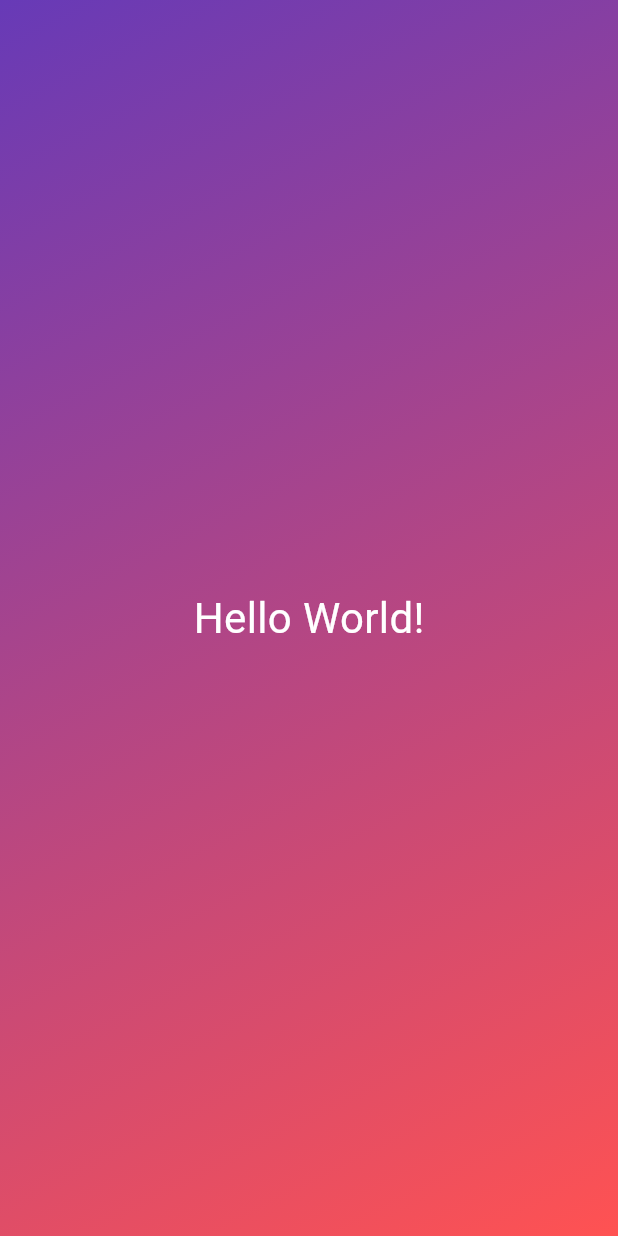
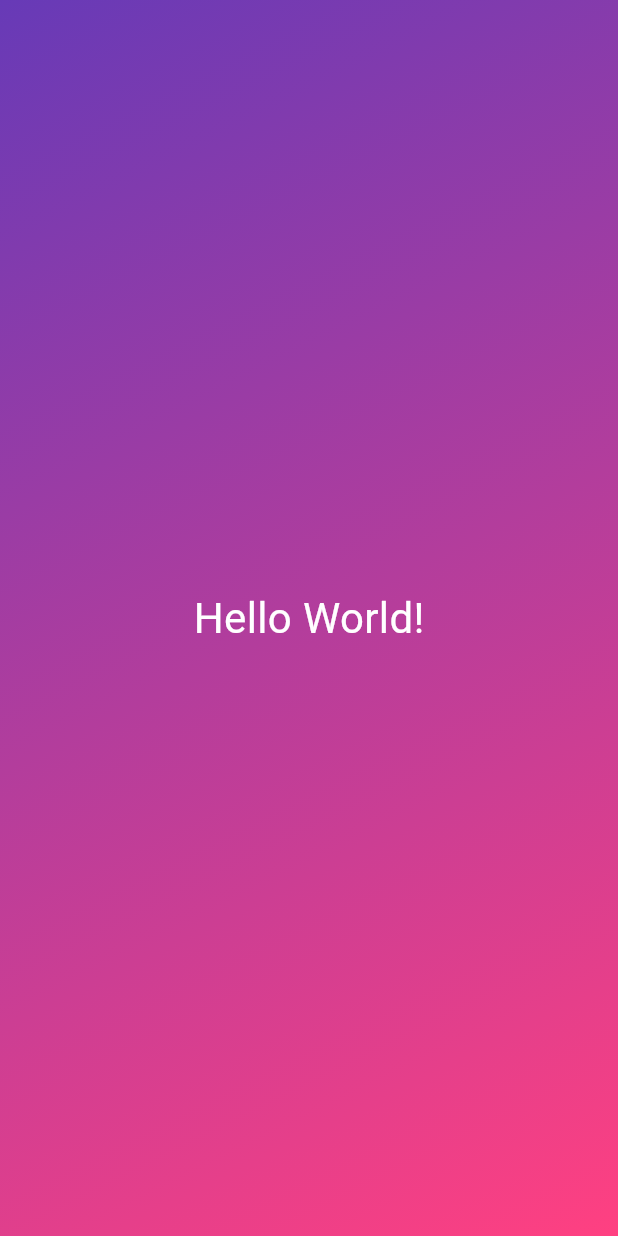
Before and after one commit to prechak/flutter_first_app, a Flutter app: the screen it shows after launch, on a phone screen of 412 x 824 dp. Run offline on Flutter 3.47's test engine with Material 3 defaults, Android fonts, the phone set to English and light mode, and no system bars.

Commit message:
feat: try to add reuseable widget

```diff
--- a/lib/gradient_container.dart
+++ b/lib/gradient_container.dart
@@ -1,23 +1,47 @@
 import 'package:flutter/material.dart';
 import 'package:first_app/styled_text.dart';
 
+const startAlignment = Alignment.topLeft;
+const endAlignment = Alignment.bottomRight;
+
 class GradientContainer extends StatelessWidget {
-  const GradientContainer({super.key});
+  const GradientContainer(this.color1, this.color2, {super.key});
+
+  final Color color1;
+  final Color color2;
 
   @override
   Widget build(context) {
     return Container(
-      decoration: const BoxDecoration(
+      decoration: BoxDecoration(
         gradient: LinearGradient(
-          colors: [
-            Colors.deepPurple,
-            Colors.redAccent,
-          ],
-          begin: Alignment.topLeft,
-          end: Alignment.bottomRight,
+          colors: [color1, color2],
+          begin: startAlignment,
+          end: endAlignment,
         ),
       ),
-      child: const Center(child: StyledText()),
+      child: const Center(child: StyledText('Hello World!')),
     );
   }
 }
+
+
+// class GradientContainer extends StatelessWidget {
+//   const GradientContainer({super.key, this.colors});
+
+//   final List<Color> color;
+
+//   @override
+//   Widget build(context) {
+//     return Container(
+//       decoration: BoxDecoration(
+//         gradient: LinearGradient(
+//           colors: color,
+//           begin: startAlignment,
+//           end: endAlignment,
+//         ),
+//       ),
+//       child: const Center(child: StyledText('Hello World!')),
+//     );
+//   }
+// }
--- a/lib/main.dart
+++ b/lib/main.dart
@@ -5,7 +5,10 @@ void main() {
   runApp(
     const MaterialApp(
       home: Scaffold(
-        body: GradientContainer(),
+        body: GradientContainer(
+          Colors.deepPurple,
+          Colors.pinkAccent,
+        ),
       ),
     ),
   );
--- a/lib/styled_text.dart
+++ b/lib/styled_text.dart
@@ -1,13 +1,15 @@
 import 'package:flutter/material.dart';
 
 class StyledText extends StatelessWidget {
-  const StyledText({super.key});
+  const StyledText(this.text, {super.key});
+
+  final String text;
 
   @override
   Widget build(context) {
-    return const Text(
-      'Hello World!',
-      style: TextStyle(
+    return Text(
+      text,
+      style: const TextStyle(
         color: Colors.white,
         fontSize: 28,
       ),
```
